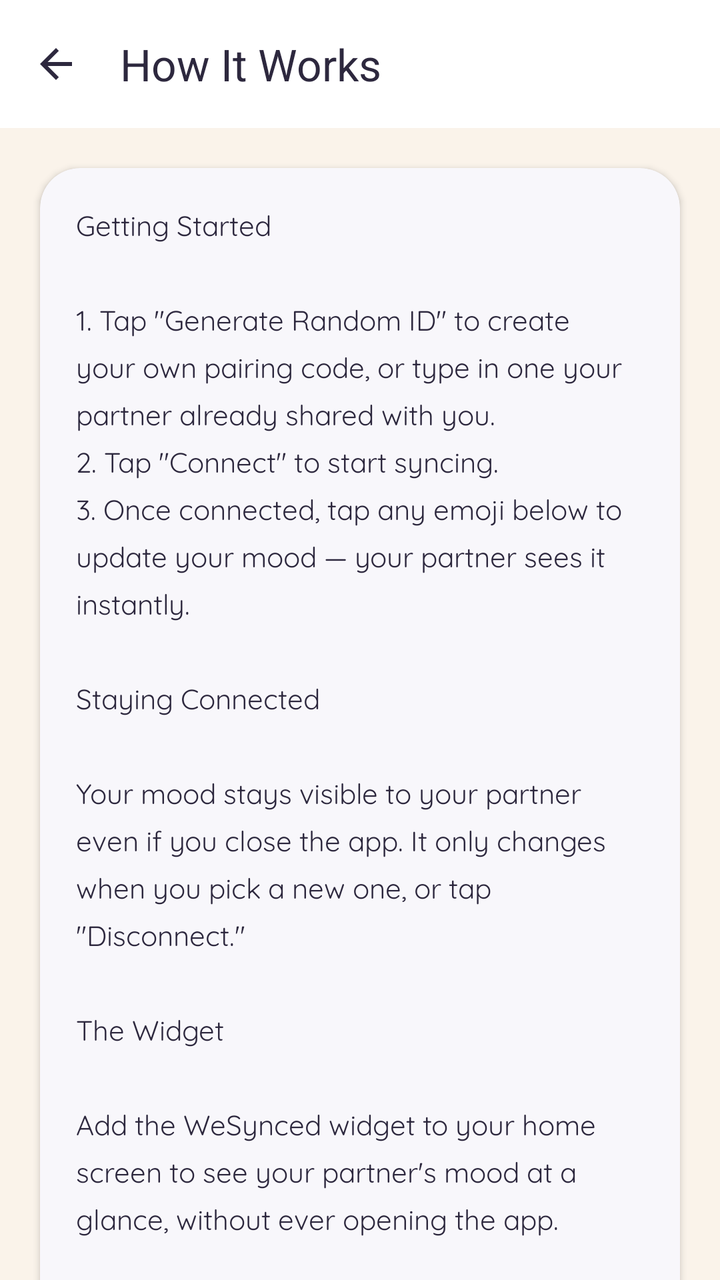
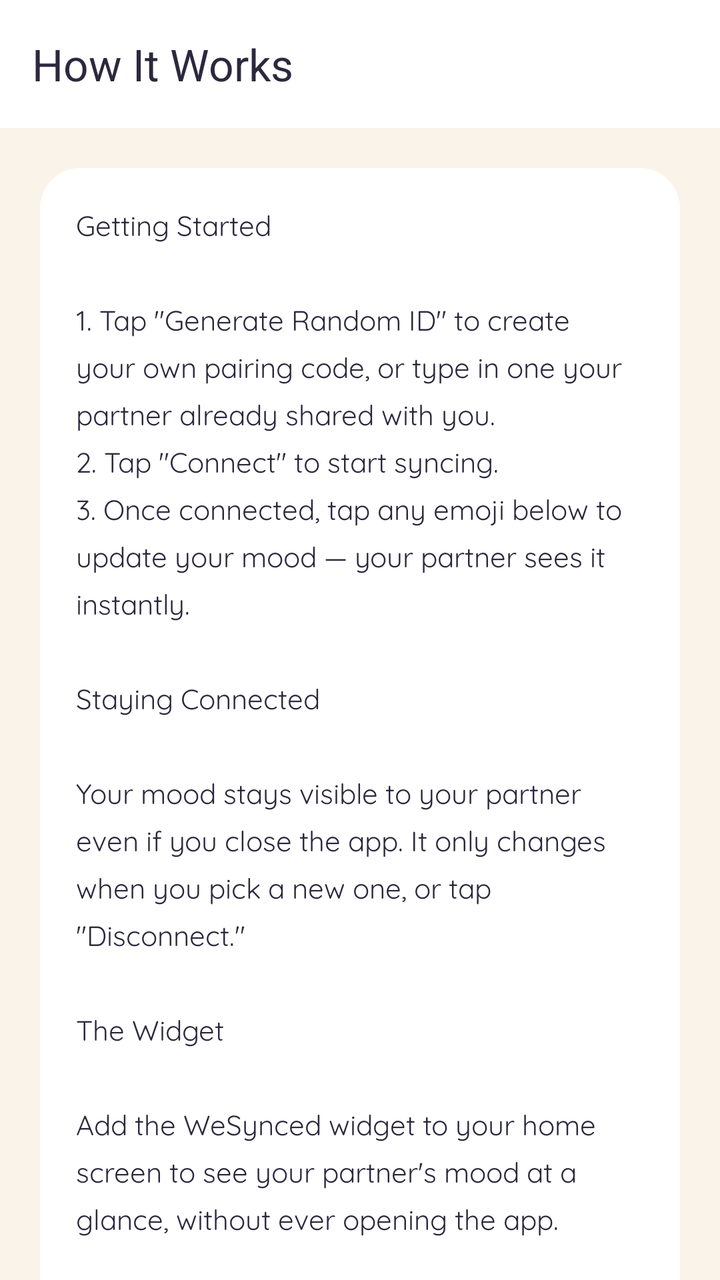

Screens rendered from an Android XML layout before and after an edit, with the pre-edit source and the edit as a unified diff.
<!-- AndroidManifest.xml: application theme Theme.WeSynced -->
<!-- res/layout/activity_help.xml -->
<?xml version="1.0" encoding="utf-8"?>
<LinearLayout xmlns:android="http://schemas.android.com/apk/res/android"
    xmlns:app="http://schemas.android.com/apk/res-auto"
    android:layout_width="match_parent"
    android:layout_height="match_parent"
    android:orientation="vertical"
    android:background="@color/pastel_background">

    <com.google.android.material.appbar.MaterialToolbar
        android:id="@+id/toolbarHelp"
        android:layout_width="match_parent"
        android:layout_height="?attr/actionBarSize"
        android:background="@color/card_surface"
        app:navigationIcon="@drawable/ic_back"
        app:title="@string/help_title"
        app:titleTextColor="@color/text_primary" />

    <androidx.core.widget.NestedScrollView
        android:layout_width="match_parent"
        android:layout_height="match_parent">

        <com.google.android.material.card.MaterialCardView
            android:layout_width="match_parent"
            android:layout_height="wrap_content"
            android:layout_margin="20dp"
            app:cardCornerRadius="20dp"
            app:cardElevation="2dp"
            app:cardBackgroundColor="@color/card_surface"
            app:strokeWidth="0dp">

            <TextView
                android:layout_width="match_parent"
                android:layout_height="wrap_content"
                android:padding="18dp"
                android:lineSpacingExtra="6dp"
                android:text="@string/help_content"
                android:textSize="14sp"
                android:textColor="@color/text_primary" />
        </com.google.android.material.card.MaterialCardView>

    </androidx.core.widget.NestedScrollView>

</LinearLayout>
<!-- resources referenced by this layout -->
<resources>
  <color name="card_surface">#FFFFFF</color>
  <color name="pastel_background">#FAF3EA</color>
  <color name="text_primary">#2D283E</color>
  <!-- drawable ic_back (drawable) -->
  <vector xmlns:android="http://schemas.android.com/apk/res/android"
      android:width="24dp"
      android:height="24dp"
      android:viewportWidth="24"
      android:viewportHeight="24">
      <path
          android:fillColor="@color/text_primary"
          android:pathData="M20,11H7.83l5.59,-5.59L12,4l-8,8l8,8l1.41,-1.41L7.83,13H20V11z"/>
  </vector>
  <string name="help_content">Getting Started\n\n1. Tap \"Generate Random ID\" to create your own pairing code, or type in one your partner already shared with you.\n2. Tap \"Connect\" to start syncing.\n3. Once connected, tap any emoji below to update your mood — your partner sees it instantly.\n\nStaying Connected\n\nYour mood stays visible to your partner even if you close the app. It only changes when you pick a new one, or tap \"Disconnect.\"\n\nThe Widget\n\nAdd the WeSynced widget to your home screen to see your partner\'s mood at a glance, without ever opening the app.\n\nDisconnecting\n\nTapping \"Disconnect\" lets your partner know you\'ve intentionally stepped away — until then, your last mood stays exactly as you left it.\n\nReconnecting\n\nJust enter the same pairing ID again anytime to pick up right where you left off.</string>
  <string name="help_title">How It Works</string>
  <style name="Theme.WeSynced" parent="Theme.Material3.DayNight.NoActionBar">
          <item name="colorPrimary">@color/pastel_purple</item>
          <item name="colorSurface">@color/card_surface</item>
          <item name="android:colorBackground">@color/pastel_background</item>
          <item name="android:fontFamily">@font/quicksand</item>
          <item name="fontFamily">@font/quicksand</item>
          <item name="android:textColor">@color/text_primary</item>
      </style>
  <color name="pastel_purple">#A79BCC</color>
</resources>

<!-- the commit's change to res/layout/activity_help.xml (unified diff, before → after) -->
@@ -11,7 +11,7 @@
         android:layout_width="match_parent"
         android:layout_height="?attr/actionBarSize"
         android:background="@color/card_surface"
-        app:navigationIcon="@drawable/ic_back"
+        android:elevation="0dp"
         app:title="@string/help_title"
         app:titleTextColor="@color/text_primary" />
 
@@ -24,7 +24,7 @@
             android:layout_height="wrap_content"
             android:layout_margin="20dp"
             app:cardCornerRadius="20dp"
-            app:cardElevation="2dp"
+            app:cardElevation="0dp"
             app:cardBackgroundColor="@color/card_surface"
             app:strokeWidth="0dp">
 
<!-- resource entries referenced after the edit -->
@@ -3,16 +3,6 @@
   <color name="card_surface">#FFFFFF</color>
   <color name="pastel_background">#FAF3EA</color>
   <color name="text_primary">#2D283E</color>
-  <!-- drawable ic_back (drawable) -->
-  <vector xmlns:android="http://schemas.android.com/apk/res/android"
-      android:width="24dp"
-      android:height="24dp"
-      android:viewportWidth="24"
-      android:viewportHeight="24">
-      <path
-          android:fillColor="@color/text_primary"
-          android:pathData="M20,11H7.83l5.59,-5.59L12,4l-8,8l8,8l1.41,-1.41L7.83,13H20V11z"/>
-  </vector>
   <string name="help_content">Getting Started\n\n1. Tap \"Generate Random ID\" to create your own pairing code, or type in one your partner already shared with you.\n2. Tap \"Connect\" to start syncing.\n3. Once connected, tap any emoji below to update your mood — your partner sees it instantly.\n\nStaying Connected\n\nYour mood stays visible to your partner even if you close the app. It only changes when you pick a new one, or tap \"Disconnect.\"\n\nThe Widget\n\nAdd the WeSynced widget to your home screen to see your partner\'s mood at a glance, without ever opening the app.\n\nDisconnecting\n\nTapping \"Disconnect\" lets your partner know you\'ve intentionally stepped away — until then, your last mood stays exactly as you left it.\n\nReconnecting\n\nJust enter the same pairing ID again anytime to pick up right where you left off.</string>
   <string name="help_title">How It Works</string>
   <style name="Theme.WeSynced" parent="Theme.Material3.DayNight.NoActionBar">
